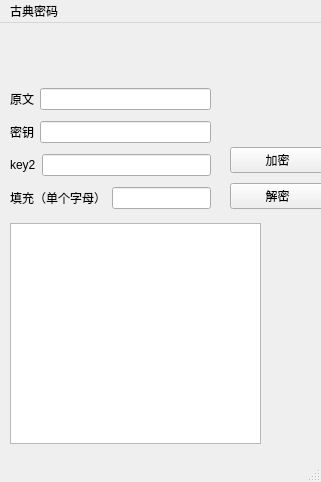
The window that UI/main.ui (rh666666/CryptoFlyMaster) describes before a commit, drawn with Qt 5.
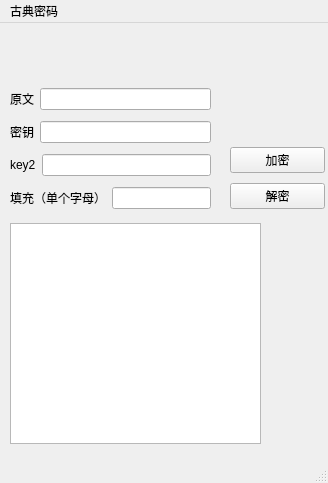
The same window after the commit.

Commit message: 用户图形界面调整

```diff
--- a/UI/main.ui
+++ b/UI/main.ui
@@ -6,8 +6,8 @@
    <rect>
     <x>0</x>
     <y>0</y>
-    <width>321</width>
-    <height>482</height>
+    <width>328</width>
+    <height>483</height>
    </rect>
   </property>
   <property name="windowTitle">
@@ -142,7 +142,7 @@
     <rect>
      <x>0</x>
      <y>0</y>
-     <width>321</width>
+     <width>328</width>
      <height>26</height>
     </rect>
    </property>
```
The commit also changes 1 other file.
